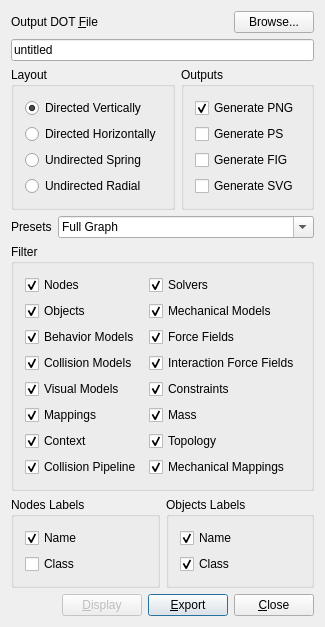
Above: sofa/gui/qt/BaseGenGraphForm.ui from InSimo/ISSofaGUI before the change. Below: the same form after it.
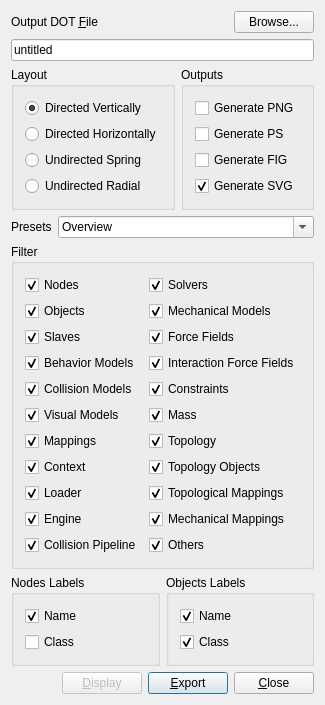
That is the form after the change. Custom widgets are drawn as their Qt base class.

Commit message: FIX: export of graphviz graphs with multi-mappings, topological mappings, slaves, engines and loaders

The edit to the form file:
```diff
--- a/sofa/gui/qt/BaseGenGraphForm.ui
+++ b/sofa/gui/qt/BaseGenGraphForm.ui
@@ -105,7 +105,7 @@
            <string>Generate PNG</string>
           </property>
           <property name="checked">
-           <bool>true</bool>
+           <bool>false</bool>
           </property>
          </widget>
         </item>
@@ -128,6 +128,9 @@
           <property name="text">
            <string>Generate SVG</string>
           </property>
+          <property name="checked">
+           <bool>true</bool>
+          </property>
          </widget>
         </item>
        </layout>
@@ -167,6 +170,11 @@
        <property name="duplicatesEnabled">
         <bool>false</bool>
        </property>
+       <item>
+        <property name="text">
+         <string>Overview</string>
+        </property>
+       </item>
        <item>
         <property name="text">
          <string>Full Graph</string>
@@ -292,7 +300,7 @@
         </property>
        </widget>
       </item>
-      <item row="7" column="1">
+      <item row="9" column="1">
        <widget class="QCheckBox" name="showMechanicalMappings">
         <property name="text">
          <string>Mechanical Mappings</string>
@@ -312,7 +320,27 @@
         </property>
        </widget>
       </item>
-      <item row="5" column="0">
+      <item row="7" column="1">
+       <widget class="QCheckBox" name="showTopologyObjects">
+        <property name="text">
+         <string>Topology Objects</string>
+        </property>
+        <property name="checked">
+         <bool>true</bool>
+        </property>
+       </widget>
+      </item>
+      <item row="8" column="1">
+       <widget class="QCheckBox" name="showTopologicalMappings">
+        <property name="text">
+         <string>Topological Mappings</string>
+        </property>
+        <property name="checked">
+         <bool>true</bool>
+        </property>
+       </widget>
+      </item>
+      <item row="6" column="0">
        <widget class="QCheckBox" name="showMappings">
         <property name="text">
          <string>Mappings</string>
@@ -322,7 +350,7 @@
         </property>
        </widget>
       </item>
-      <item row="3" column="0">
+      <item row="4" column="0">
        <widget class="QCheckBox" name="showCollisionModels">
         <property name="text">
          <string>Collision Models</string>
@@ -332,7 +360,7 @@
         </property>
        </widget>
       </item>
-      <item row="4" column="0">
+      <item row="5" column="0">
        <widget class="QCheckBox" name="showVisualModels">
         <property name="text">
          <string>Visual Models</string>
@@ -342,7 +370,7 @@
         </property>
        </widget>
       </item>
-      <item row="7" column="0">
+      <item row="10" column="0">
        <widget class="QCheckBox" name="showCollisionPipeline">
         <property name="text">
          <string>Collision Pipeline</string>
@@ -353,6 +381,26 @@
        </widget>
       </item>
       <item row="2" column="0">
+       <widget class="QCheckBox" name="showSlaves">
+        <property name="text">
+         <string>Slaves</string>
+        </property>
+        <property name="checked">
+         <bool>true</bool>
+        </property>
+       </widget>
+      </item>
+      <item row="10" column="1">
+       <widget class="QCheckBox" name="showOthers">
+        <property name="text">
+         <string>Others</string>
+        </property>
+        <property name="checked">
+         <bool>true</bool>
+        </property>
+       </widget>
+      </item>
+      <item row="3" column="0">
        <widget class="QCheckBox" name="showBehaviorModels">
         <property name="text">
          <string>Behavior Models</string>
@@ -362,7 +410,7 @@
         </property>
        </widget>
       </item>
-      <item row="6" column="0">
+      <item row="7" column="0">
        <widget class="QCheckBox" name="showContext">
         <property name="text">
          <string>Context</string>
@@ -372,6 +420,26 @@
         </property>
        </widget>
       </item>
+      <item row="8" column="0">
+       <widget class="QCheckBox" name="showLoader">
+        <property name="text">
+         <string>Loader</string>
+        </property>
+        <property name="checked">
+         <bool>true</bool>
+        </property>
+       </widget>
+      </item>
+      <item row="9" column="0">
+       <widget class="QCheckBox" name="showEngine">
+        <property name="text">
+         <string>Engine</string>
+        </property>
+        <property name="checked">
+         <bool>true</bool>
+        </property>
+       </widget>
+      </item>
       <item row="1" column="0">
        <widget class="QCheckBox" name="showObjects">
         <property name="text">
```
Left out of the diff: 216 changed lines with no effect on the pictures. The commit also changes 1 other file.
